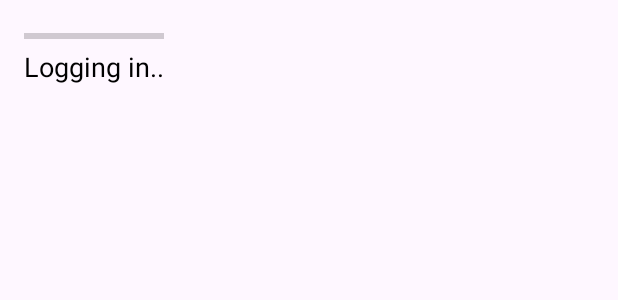
After one commit to Mohiudd1n/Accessory_app, an Android app: the layout custom_toast.xml on its own in the app's theme, with its tools: preview values and no code run, on a phone screen of 412 x 824 dp. The commit adds this screen. Shown: the top 300 px of the screen. Run offline under Robolectric (Android 15) with nearby library versions, the phone set to English and light mode, and no system bars.

Commit message:
Updated Project

```diff
--- /dev/null
+++ b/app/src/main/res/layout/custom_toast.xml
@@ -0,0 +1,21 @@
+<?xml version="1.0" encoding="utf-8"?>
+<LinearLayout xmlns:android="http://schemas.android.com/apk/res/android"
+    android:layout_width="wrap_content"
+    android:layout_height="wrap_content"
+    android:background="@color/transparent"
+    android:orientation="vertical"
+    android:padding="16dp">
+    <ProgressBar
+android:id="@+id/progress_bar"
+style="@style/Widget.AppCompat.ProgressBar.Horizontal"
+android:layout_width="match_parent"
+android:layout_height="wrap_content" />
+
+<TextView
+android:id="@+id/toast_text"
+android:layout_width="wrap_content"
+android:layout_height="wrap_content"
+android:text="Logging in.."
+android:textColor="#000000"  android:textSize="18sp" />
+
+    </LinearLayout>
```
Also changed, not shown: app/src/main/java/com/example/madmp1/MainActivity.java (+87 -5 lines), app/src/main/res/anim/rotate.xml (added, +8 -0 lines), app/src/main/res/layout/activity_main.xml (+6 -2 lines).
